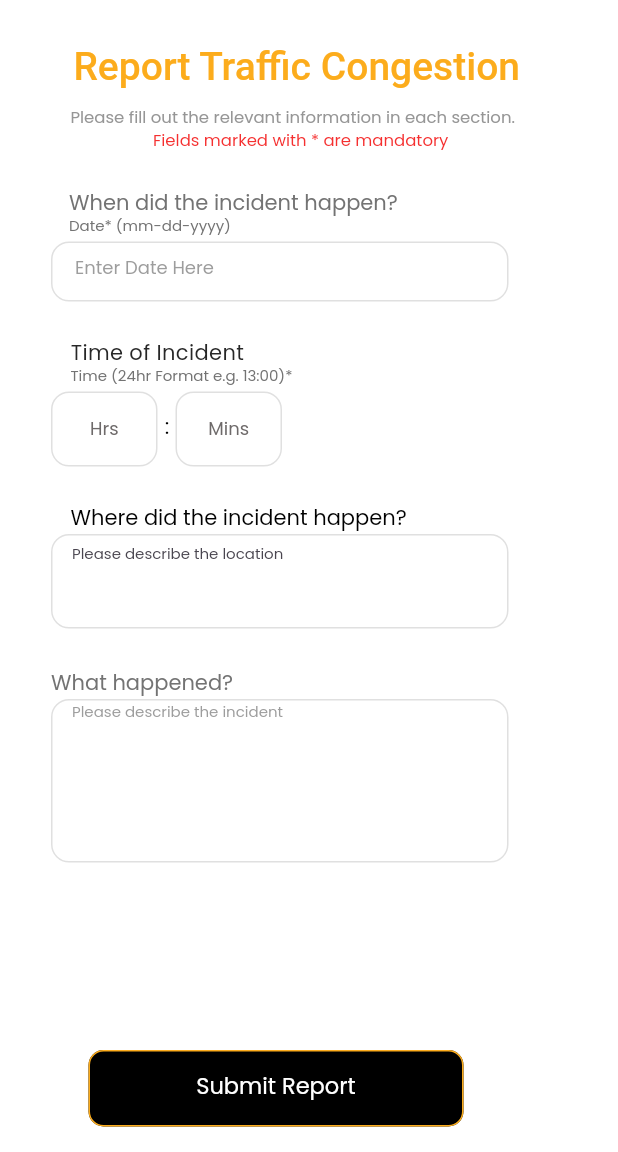
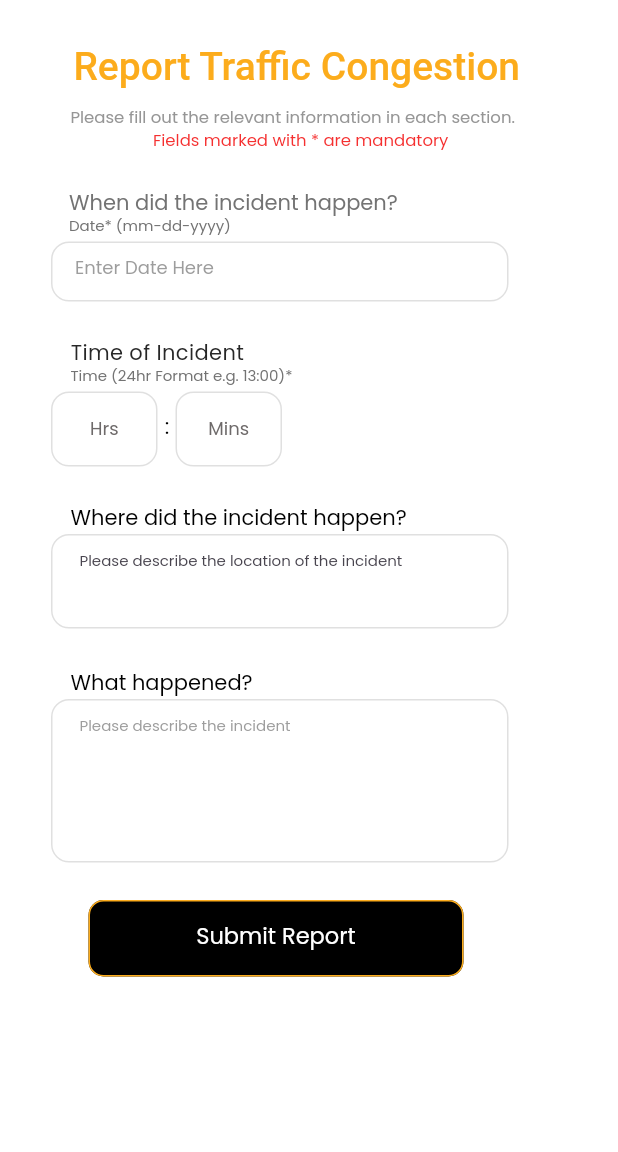
Before and after one commit to orphiano-0/tama_app, a Flutter app: the ReportForm screen opened directly, on a phone screen of 412 x 824 dp, the part 84-1236 px from its top. Run offline on Flutter 3.47's test engine with Material 3 defaults, Android fonts, the phone set to English and light mode, and no system bars; our stand-ins replace cloud_firestore, firebase_core, get, get_storage, hive, hive_flutter and 4 more; missing offline and left inert: dart:ffi; accounts and stored records are empty; Roboto replaces fonts that are missing (Poppins Bold, Poppins Medium); project files that could hold a hidden picture were left out.

Commit message:
Added MultiDex, finalized database integration for report
- MultiDex is for using multiple dex files since our methods(?) is now more than 64k (64,000)
- Database integration for report is now working
- Used firestore as database instead of realtime datbase
- Rearranged the code in the add_report.dart

```diff
--- a/lib/main.dart
+++ b/lib/main.dart
@@ -2,6 +2,7 @@ import 'package:flutter/material.dart';
 import 'package:tama_app/features/authentication/screens/login/login.dart';
 import 'app.dart';
 import 'package:hive_flutter/hive_flutter.dart';
+import 'package:firebase_core/firebase_core.dart';
 
 import 'data/model/add_date.dart';
 
@@ -10,8 +11,9 @@ void main() async{
   // Todo: Add Widgets Binding-Done
   // Todo: Init Local Storage-Done
   // Todo: Await Native Splash-Done
-  // Todo: Initialize Firebase
+  // Todo: Initialize Firebase-Done [Raymond]
+  // Kaya matagal loading neto kasi inaantay matapos yung initialization ng firebase LMAO
   // Todo: Initialize Authentication
-
   runApp(const App());
+  await Firebase.initializeApp();
 }
--- a/lib/screens/reports/add_report.dart
+++ b/lib/screens/reports/add_report.dart
@@ -6,8 +6,11 @@ import 'package:flutter/widgets.dart';
 import 'package:get/get.dart';
 import 'package:get/get_core/src/get_main.dart';
 import 'package:tama_app/screens/reports/preview_screen.dart';
-import 'package:tama_app/features/authentication/controllers/report/report_controller.dart';
+// import 'package:tama_app/features/authentication/controllers/report/report_controller.dart';
 import '../../utils/constants/colors.dart';
+import 'package:cloud_firestore/cloud_firestore.dart';
+import 'package:firebase_core/firebase_core.dart';
+import 'package:tama_app/firebase_options.dart';
 
 class ReportForm extends StatefulWidget {
   @override
@@ -15,14 +18,13 @@ class ReportForm extends StatefulWidget {
 }
 
 class _ReportFormState extends State<ReportForm> {
-  final controller = Get.put(ReportController());
-  late String date, hrs, mins, locDesc, incidentDesc, time;
+  // final controller = Get.put(ReportController());
+  var date = '', hrs = '', mins = '', locDesc = '',
+      incidentDesc = '', time = '';
 
-  void _sendToFirebase() {
-
-  }
   @override
   Widget build(BuildContext context) {
+    CollectionReference reports = FirebaseFirestore.instance.collection('reports');
     return Scaffold(
       extendBodyBehindAppBar: false,
       appBar: AppBar(
@@ -54,7 +56,7 @@ class _ReportFormState extends State<ReportForm> {
           children: <Widget>[
           Container(
           width: 375,
-          height: 770,
+          height: 700,
           decoration: const BoxDecoration(
             color: Color.fromRGBO(255, 255, 255, 1),
           ),
@@ -182,7 +184,9 @@ class _ReportFormState extends State<ReportForm> {
                                 fontWeight: FontWeight.normal,
                                 height: 1.5,
                               ),
-                            onChanged: (value) => date = value,
+                            onChanged: (value) {
+                              date = value;
+                            },
                           ),
                         ),
                       ),
@@ -339,8 +343,8 @@ class _ReportFormState extends State<ReportForm> {
                           height: 63,
                           child: TextField(
                             decoration: const InputDecoration(
-                              hintText: "Please describe the location",
-                              contentPadding: EdgeInsets.fromLTRB(10, 10, 10, 1),
+                              hintText: "Please describe the location of the incident",
+                              contentPadding: EdgeInsets.fromLTRB(15, 15, 15, 5),
                               border: OutlineInputBorder(
                                 borderRadius: BorderRadius.zero,
                               ),
@@ -373,12 +377,12 @@ class _ReportFormState extends State<ReportForm> {
                     children: <Widget>[
                       const Positioned(
                         top: 0,
-                        left: 0,
+                        left: 13,
                         child: Text(
                           'What happened?',
                           textAlign: TextAlign.left,
                           style: TextStyle(
-                            color: Color.fromRGBO(115, 115, 115, 1),
+                            color: Color.fromRGBO(0, 0, 0, 1),
                             fontFamily: 'Poppins',
                             fontSize: 14,
                             letterSpacing: 0,
@@ -399,8 +403,7 @@ class _ReportFormState extends State<ReportForm> {
                               hintStyle: TextStyle(
                                 color: Color.fromRGBO(115, 115, 115, 0.7),
                               ),
-
-                              contentPadding: EdgeInsets.fromLTRB(10, 1, 10, 1),
+                              contentPadding: EdgeInsets.fromLTRB(15, 15, 15, 5),
                               border: OutlineInputBorder(
                                 borderRadius: BorderRadius.zero,
                               ),
@@ -422,7 +425,7 @@ class _ReportFormState extends State<ReportForm> {
                 ),
               ),
               Positioned(
-                top: 700,
+                top: 600,
                 left: 31,
                 child: SizedBox(
                   width: 306,
@@ -441,10 +444,16 @@ class _ReportFormState extends State<ReportForm> {
                             ),
                             onPressed: () {
                               // Add your button press logic here
-                              // Initialize Firebase
-                              // Connect to Firebase
-                              // Get Data from inputs
-                              // Send data from inputs to database
+                              reports
+                                  .add({
+                                    'date':date,
+                                    'time':'$hrs : $mins',
+                                    'locationDescription': locDesc,
+                                    'incidentDescription':incidentDesc,
+                                  })
+                                  .then((value) => print('Report Submitted'))
+                                  .catchError(
+                                      (error) => print('Failed to add user: $error'));
                               Navigator.push(
                                 context,
                                 MaterialPageRoute(builder: (context) => const PreviewScreen()),
--- a/pubspec.yaml
+++ b/pubspec.yaml
@@ -43,7 +43,7 @@ dependencies:
   hive_flutter: ^1.1.0
   curved_labeled_navigation_bar: ^2.0.2
   firebase_database: ^10.5.4
-  cloud_firestore: ^4.5.0
+  cloud_firestore: ^4.17.2
 
 
 #--------------- ./ PACKAGES END ------------------#
```
Also changed, not shown: lib/features/authentication/controllers/report/report_controller.dart (+19 -2 lines), 1 other file.
